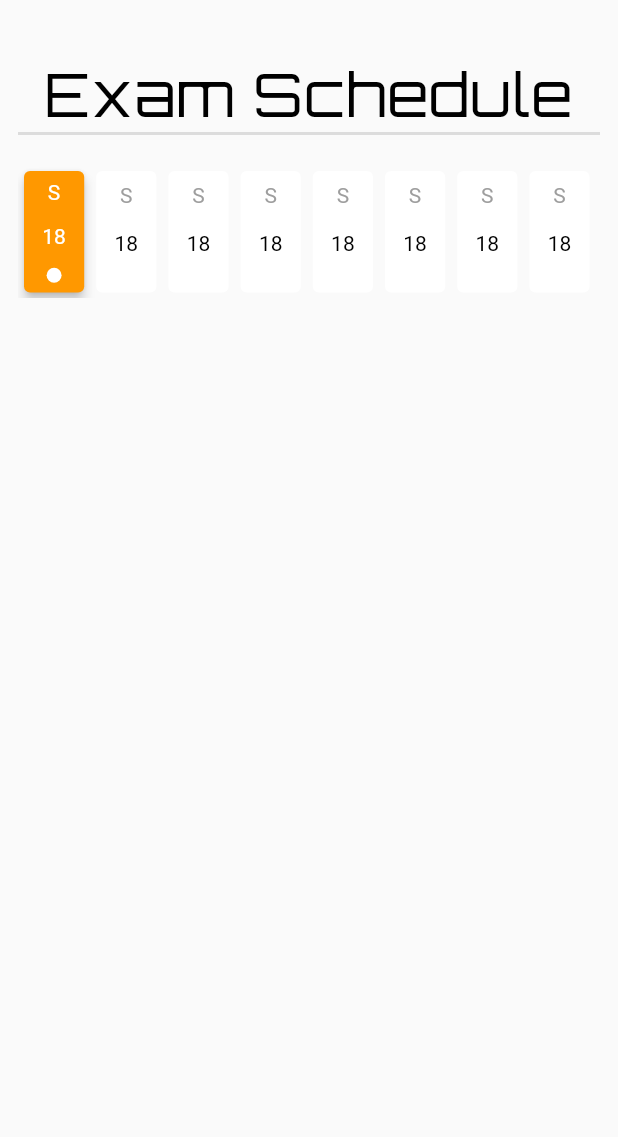
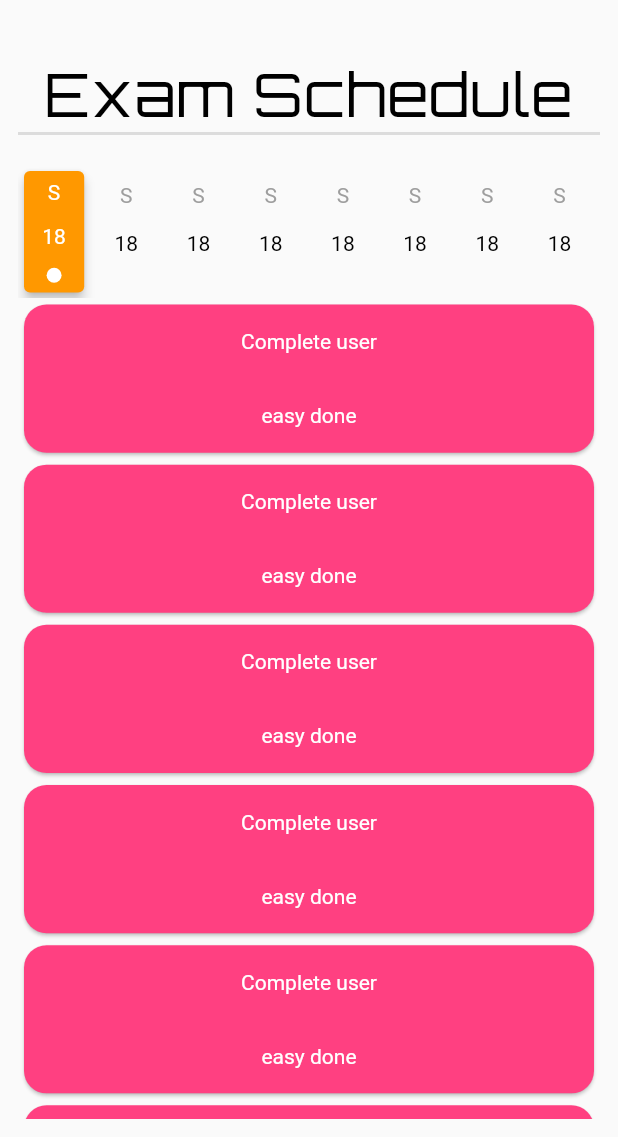
Before and after one commit to Bisher01/SMS_mobile, a Flutter app: the ExamSchedule screen opened by its route, on a phone screen of 412 x 824 dp, the part 99-1236 px from its top. Run offline on Flutter 3.47's test engine with Material 2 defaults, Android fonts, the phone set to English and light mode, and no system bars; our stand-ins replace connectivity_plus, dio, flutter_svg, pretty_dio_logger, retrofit, smooth_page_indicator; generated files the repository leaves out were written again.

Commit message:
exam all request

```diff
--- a/lib/components/components.dart
+++ b/lib/components/components.dart
@@ -2,5 +2,4 @@ export './teacher_show_card.dart';
 export './student_show_card.dart';
 export './error.dart';
 export './error.dart';
-export './eschedule_tile.dart';
 export './mentor_show_card.dart';
--- /dev/null
+++ b/lib/models/exam.dart
@@ -0,0 +1,43 @@
+import 'package:json_annotation/json_annotation.dart';
+
+part 'exam.g.dart';
+
+@JsonSerializable()
+class Exam {
+  int? id;
+  String? start;
+  String? end;
+  int? mark;
+  int? exam_name_id;
+  int? subject_mark_id;
+  int? season_id;
+  String? created_at;
+  String? updated_at;
+
+  Exam({
+    this.id,
+    this.updated_at,
+    this.created_at,
+    this.end,
+    this.exam_name_id,
+    this.mark,
+    this.season_id,
+    this.start,
+    this.subject_mark_id,
+  });
+
+  factory Exam.fromJson(Map<String, dynamic> json) => _$ExamFromJson(json);
+  Map<String, dynamic> toJson() => _$ExamToJson(this);
+}
+
+@JsonSerializable()
+class FExam {
+  bool? status;
+  String? message;
+  List<Exam>? exam;
+  FExam({this.message, this.status, this.exam});
+
+  factory FExam.fromJson(Map<String, dynamic> json) =>
+      _$FExamFromJson(json);
+  Map<String, dynamic> toJson() => _$FExamToJson(this);
+}
--- a/lib/models/models.dart
+++ b/lib/models/models.dart
@@ -9,3 +9,5 @@ export 'parent.dart';
 export 'address.dart';
 export 'auth.dart';
 export 'answer.dart';
+export 'exam.dart';
+export 'syllabi.dart';
--- a/lib/screens/student/exam_schedule.dart
+++ b/lib/screens/student/exam_schedule.dart
@@ -92,10 +92,13 @@ class _ExamScheduleState extends State<ExamSchedule> {
               thickness: 2,
               height: 2,
             ),
-            SizedBox(height: 20,),
-            Container(
+            const SizedBox(
+              height: 20,
+            ),
+            SizedBox(
               height: widgetSize.getHeight(100, context),
               child: ListView.builder(
+                itemCount: 15,
                 scrollDirection: Axis.horizontal,
                 itemBuilder: (BuildContext context, int index) {
                   return InkWell(
@@ -110,12 +113,26 @@ class _ExamScheduleState extends State<ExamSchedule> {
                       child: Card(
                         elevation: selectedTab == index ? 3 : 0,
                         color:
-                            selectedTab == index ? Colors.orange : Colors.white,
+                            selectedTab == index ? Colors.orange : Color.fromARGB(1, 250, 250, 250),
                         child: Column(
                           mainAxisAlignment: MainAxisAlignment.spaceAround,
                           children: [
-                            Text('S',style: TextStyle(color: selectedTab == index?Colors.white:Colors.grey,),),
-                            Text('18',style: TextStyle(color: selectedTab == index?Colors.white:Colors.black,),),
+                            Text(
+                              'S',
+                              style: TextStyle(
+                                color: selectedTab == index
+                                    ? Colors.white
+                                    : Colors.grey,
+                              ),
+                            ),
+                            Text(
+                              '18',
+                              style: TextStyle(
+                                color: selectedTab == index
+                                    ? Colors.white
+                                    : Colors.black,
+                              ),
+                            ),
                             Visibility(
                               visible: selectedTab == index,
                               child: Container(
@@ -125,12 +142,44 @@ class _ExamScheduleState extends State<ExamSchedule> {
                                   shape: BoxShape.circle,
                                   color: Colors.white,
                                 ),
-                                )),
+                              ),
+                            ),
                           ],
                         ),
                       ),
                     ),
                   );
+                },
+              ),
+            ),
+            Expanded(
+              child: ListView.builder(
+                itemCount: 10,
+                itemBuilder: (BuildContext context, int index) {
+                  return SizedBox(
+                      width: widgetSize.getWidth(200, context),
+                      height: widgetSize.getHeight(120, context),
+                      child: Card(
+                        shape: RoundedRectangleBorder(borderRadius: BorderRadius.circular(15)),
+                        color: Colors.pinkAccent,
+                        child: Column(
+                          mainAxisAlignment: MainAxisAlignment.spaceAround,
+                          children: [
+                            Text(
+                              'Complete user',
+                              style: TextStyle(
+                                color: Colors.white,
+                              ),
+                            ),
+                            Text(
+                              'easy done',
+                              style: TextStyle(
+                                color: Colors.white,
+                              ),
+                            ),
+                          ],
+                        ),
+                      ));
                 },
               ),
             ),
--- a/lib/services/api_service.dart
+++ b/lib/services/api_service.dart
@@ -78,4 +78,12 @@ abstract class ApiService {
   //show mentor
   @GET('mentor/show/{id}')
   Future<FMentor> getMentor(@Path('id') int id);
+
+  //get all exams
+@GET('exam/all')
+  Future<FExam>getAllExams();
+
+//get all syllabi
+  @GET('syllabi/all')
+  Future<FSyllabi>getAllSyllabi();
 }
```
Also changed, not shown: lib/components/eschedule_tile.dart (deleted, +0 -31 lines), lib/models/syllabi.dart (added, +51 -0 lines), lib/providers/app_provider.dart (+60 -0 lines), lib/models/exam.g.dart (added), lib/models/syllabi.g.dart (added), lib/services/api_service.g.dart. Lines whose indentation alone changed are shown as unchanged.
